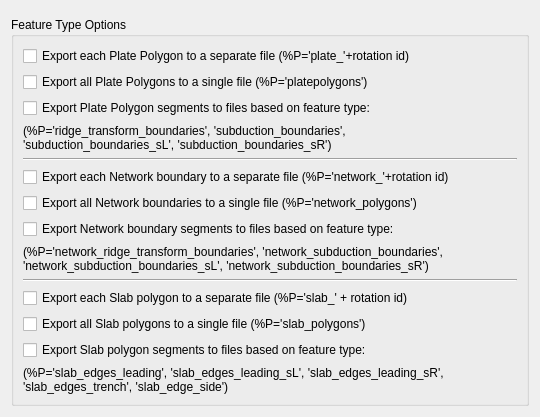
Before: the Qt Designer form src/qt-widgets/ExportResolvedTopologicalBoundaryOptionsWidgetUi.ui in GPlates/GPlates, drawn with Qt 5.
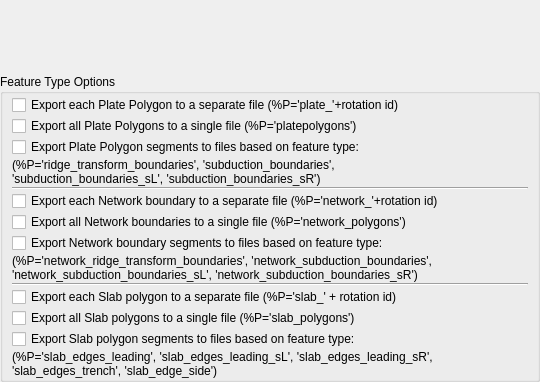
After: the same form once the commit is applied.

Commit message: (trunk) Tighten up area around the export-specific option widgets a bit so they don't use up so much space - on low-resolution screens in particular.

```diff
--- a/src/qt-widgets/ExportResolvedTopologicalBoundaryOptionsWidgetUi.ui
+++ b/src/qt-widgets/ExportResolvedTopologicalBoundaryOptionsWidgetUi.ui
@@ -7,13 +7,19 @@
     <x>0</x>
     <y>0</y>
     <width>540</width>
-    <height>373</height>
+    <height>382</height>
    </rect>
   </property>
   <property name="windowTitle">
    <string>Export Options</string>
   </property>
   <layout class="QVBoxLayout" name="verticalLayout_2">
+   <property name="spacing">
+    <number>0</number>
+   </property>
+   <property name="margin">
+    <number>0</number>
+   </property>
    <item>
     <widget class="QWidget" name="widget_shapefile_dateline_wrap" native="true"/>
    </item>
@@ -23,6 +29,21 @@
       <string>Feature Type Options</string>
      </property>
      <layout class="QVBoxLayout" name="verticalLayout">
+      <property name="spacing">
+       <number>1</number>
+      </property>
+      <property name="leftMargin">
+       <number>9</number>
+      </property>
+      <property name="topMargin">
+       <number>1</number>
+      </property>
+      <property name="rightMargin">
+       <number>9</number>
+      </property>
+      <property name="bottomMargin">
+       <number>1</number>
+      </property>
       <item>
        <widget class="QCheckBox" name="checkBox_export_individual_plate_polygon_files">
         <property name="text">
```
The commit also changes 5 other files.
